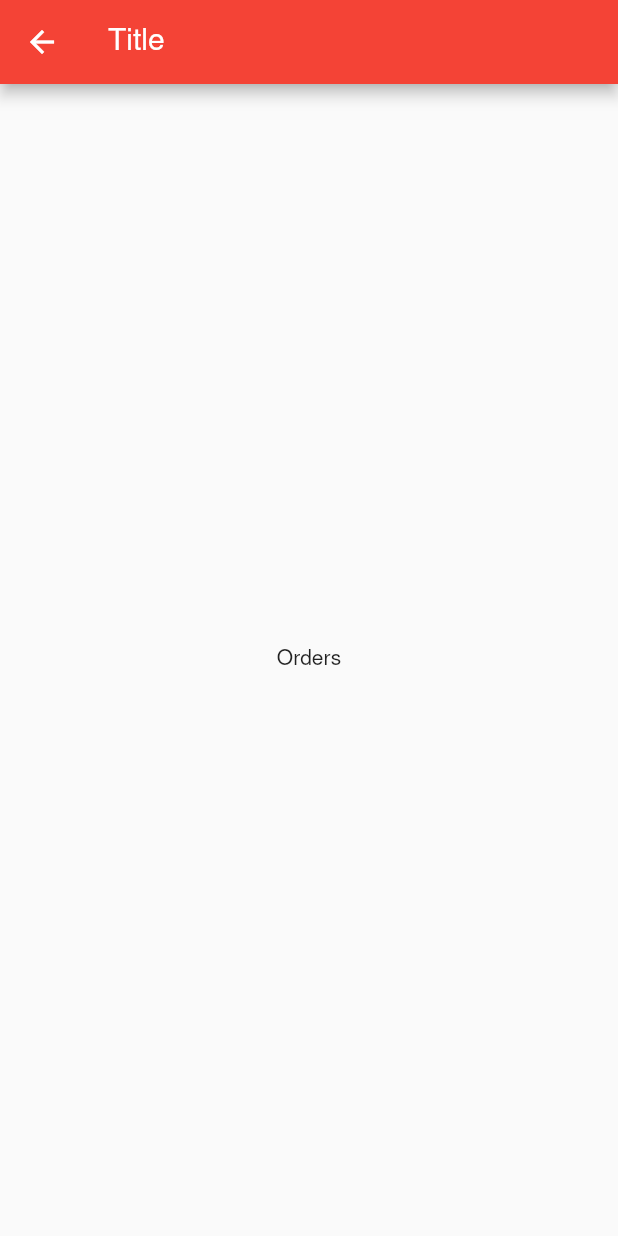
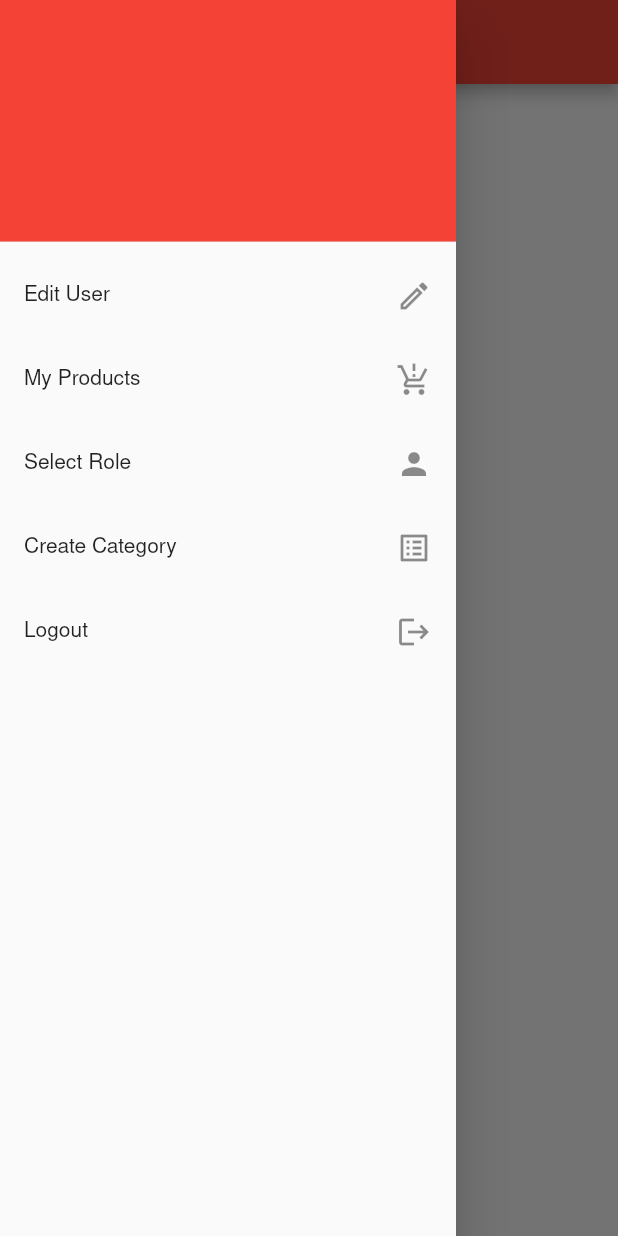
Before and after one commit to den0206/flutter-with-node.js, a Flutter app: the RestaurantOrdersScreen screen opened by its route, with the side drawer open (before the commit the screen has no drawer), on a phone screen of 412 x 824 dp. Run offline on Flutter 3.47's test engine with Material 2 defaults, Android fonts, the phone set to English and light mode, and no system bars; our stand-ins replace get, lottie, shared_preferences; accounts and stored records are empty; project files that could hold a hidden picture were left out.

```diff
--- /dev/null
+++ b/client_side/lib/src/api/category_api.dart
@@ -0,0 +1,51 @@
+import 'dart:convert';
+
+import 'package:client_side/src/api/enviroment.dart';
+import 'package:client_side/src/model/response.dart';
+import 'package:http/http.dart' as http;
+
+import 'package:client_side/src/service/auth_service.dart';
+
+class CategoryAPI {
+  String _url = Enviroment.host;
+  String _api = "/api/category";
+
+  String? get token {
+    final user = AuthService.to.user;
+    if (user == null || user.sessionToken == null) {
+      return null;
+    }
+
+    return "JWT ${user.sessionToken}";
+  }
+
+  Future<ResponseAPI?> create(Map<String, dynamic> category) async {
+    try {
+      if (token == null) {
+        throw "No Token";
+      }
+      Uri uri = Uri.http(_url, "$_api/create");
+      String bodyParams = json.encode(category);
+
+      Map<String, String> headers = {
+        "Content-type": "application/json",
+        "Authorization": token!,
+      };
+
+      final res = await http.post(uri, headers: headers, body: bodyParams);
+
+      if (res.statusCode == 401) {
+        print("No Auth");
+      }
+      final data = json.decode(res.body);
+
+      ResponseAPI responseAPI = ResponseAPI.fromMap(data);
+      print(responseAPI);
+
+      return responseAPI;
+    } catch (e) {
+      print(e);
+      return null;
+    }
+  }
+}
--- /dev/null
+++ b/client_side/lib/src/model/category.dart
@@ -0,0 +1,29 @@
+import 'dart:convert';
+
+Category roleFromJson(String str) => Category.fromJson(json.decode(str));
+
+String roleToJson(Category data) => json.encode(data.toJson());
+
+class Category {
+  Category({
+    required this.id,
+    required this.name,
+    required this.description,
+  });
+
+  final String id;
+  final String name;
+  final String description;
+
+  factory Category.fromJson(Map<String, dynamic> json) => Category(
+        id: json["id"],
+        name: json["name"],
+        description: json["description"],
+      );
+
+  Map<String, dynamic> toJson() => {
+        "id": id,
+        "name": name,
+        "description": description,
+      };
+}
--- /dev/null
+++ b/client_side/lib/src/screen/main/restaurant/categoey/category_create_controller.dart
@@ -0,0 +1,35 @@
+import 'package:client_side/src/api/category_api.dart';
+import 'package:flutter/material.dart';
+import 'package:get/get_state_manager/get_state_manager.dart';
+import 'package:get/instance_manager.dart';
+
+class CategoryCrrateBinding extends Bindings {
+  @override
+  void dependencies() {
+    Get.put(CategoryCreateController());
+  }
+}
+
+class CategoryCreateController extends GetxController {
+  final TextEditingController nameController = TextEditingController();
+  final TextEditingController descriptionController = TextEditingController();
+
+  final categoryAPI = CategoryAPI();
+
+  String get _name => nameController.text;
+  String get _description => descriptionController.text;
+
+  Future<void> createCategory() async {
+    Map<String, dynamic> category = {
+      "name": _name,
+      "description": _description
+    };
+
+    final res = await categoryAPI.create(category);
+
+    if (res != null && res.status) {
+      nameController.text = "";
+      descriptionController.text = "";
+    }
+  }
+}
--- /dev/null
+++ b/client_side/lib/src/screen/main/restaurant/ordres/restaurant_order_controller.dart
@@ -0,0 +1,43 @@
+import 'package:client_side/src/model/user.dart';
+import 'package:client_side/src/screen/main/roles/roles_screen.dart';
+import 'package:client_side/src/service/auth_service.dart';
+import 'package:get/get_core/src/get_main.dart';
+import 'package:get/get_instance/src/bindings_interface.dart';
+import 'package:get/get_instance/src/extension_instance.dart';
+import 'package:get/get_navigation/src/extension_navigation.dart';
+import 'package:get/get_state_manager/src/simple/get_controllers.dart';
+
+class RestaurantOrdersBindings extends Bindings {
+  @override
+  void dependencies() {
+    Get.put(RestaurantOrdersController());
+  }
+}
+
+class RestaurantOrdersController extends GetxController {
+  User user = AuthService.to.user!;
+
+  @override
+  void onReady() async {
+    super.onReady();
+  }
+
+  @override
+  void onInit() {
+    super.onInit();
+  }
+
+  @override
+  void onClose() {
+    super.onClose();
+  }
+
+  void goToRoles() {
+    Get.offAllNamed(RolesScreen.routeName,
+        predicate: (route) => Get.currentRoute == RolesScreen.routeName);
+  }
+
+  Future<void> logout() async {
+    await AuthService.to.logout();
+  }
+}
--- a/client_side/lib/src/screen/main/restaurant/ordres/restaurant_orders_screen.dart
+++ b/client_side/lib/src/screen/main/restaurant/ordres/restaurant_orders_screen.dart
@@ -1,17 +1,102 @@
+import 'package:client_side/src/screen/main/client/edit/client_edit_screen.dart';
+import 'package:client_side/src/screen/main/restaurant/categoey/category_create_screen.dart';
+import 'package:client_side/src/screen/main/restaurant/ordres/restaurant_order_controller.dart';
 import 'package:flutter/material.dart';
+import 'package:get/get_core/src/get_main.dart';
+import 'package:get/get_navigation/src/extension_navigation.dart';
+import 'package:get/get_state_manager/src/simple/get_view.dart';
 
-class RestaurantOrdersScreen extends StatelessWidget {
+class RestaurantOrdersScreen extends GetView<RestaurantOrdersController> {
   const RestaurantOrdersScreen({Key? key}) : super(key: key);
   static const routeName = '/restaurant_orders';
 
   @override
   Widget build(BuildContext context) {
     return Scaffold(
-      appBar: AppBar(
-        title: const Text('Title'),
+      appBar: AppBar(),
+      drawer: Drawer(
+        child: ListView(
+          padding: EdgeInsets.zero,
+          children: [
+            DrawerHeader(
+              decoration: BoxDecoration(color: Colors.red),
+              child: Column(
+                crossAxisAlignment: CrossAxisAlignment.start,
+                children: [
+                  Text(
+                    controller.user.name,
+                    style: TextStyle(
+                      fontSize: 18,
+                      fontWeight: FontWeight.bold,
+                      color: Colors.white,
+                    ),
+                    maxLines: 1,
+                  ),
+                  Text(
+                    controller.user.email,
+                    style: TextStyle(
+                      fontSize: 13,
+                      fontWeight: FontWeight.bold,
+                      color: Colors.grey[300],
+                      fontStyle: FontStyle.italic,
+                    ),
+                    maxLines: 1,
+                  ),
+                  Container(
+                    height: 60,
+                    margin: EdgeInsets.only(top: 10),
+                    child: FadeInImage(
+                      image: AssetImage("assets/images/no-image.png"),
+                      fit: BoxFit.contain,
+                      fadeInDuration: Duration(milliseconds: 50),
+                      placeholder: AssetImage("assets/images/no-image.png"),
+                    ),
+                  )
+                ],
+              ),
+            ),
+            ListTile(
+              title: Text("Edit User"),
+              trailing: Icon(Icons.edit_outlined),
+              onTap: () {
+                Get.toNamed(ClientEditScreen.routeName);
+              },
+            ),
+            ListTile(
+              title: Text("My Products"),
+              trailing: Icon(Icons.production_quantity_limits),
+            ),
+            ListTile(
+              title: Text("Select Role"),
+              trailing: Icon(Icons.person),
+              onTap: () {
+                controller.goToRoles();
+              },
+            ),
+            ListTile(
+              title: Text("Create Category"),
+              trailing: Icon(Icons.list_alt),
+              onTap: () {
+                Get.toNamed(CategoryCreateScreen.routeName);
+              },
+            ),
+            ListTile(
+              title: Text("Logout"),
+              trailing: Icon(Icons.logout),
+              onTap: () {
+                controller.logout();
+              },
+            ),
+          ],
+        ),
       ),
       body: Center(
-        child: Text("Orders"),
+        child: ElevatedButton(
+          child: Text("Clear Token"),
+          onPressed: () {
+            controller.logout();
+          },
+        ),
       ),
     );
   }
--- a/client_side/pubspec.yaml
+++ b/client_side/pubspec.yaml
@@ -17,6 +17,7 @@ dependencies:
   lottie: ^1.2.1
   http: ^0.13.4
   shared_preferences: ^2.0.9
+  flutter_masked_text: ^0.8.0
 
 dev_dependencies:
   flutter_test:
```
Also changed, not shown: client_side/lib/main.dart (+9 -0 lines), client_side/lib/src/screen/main/restaurant/categoey/category_create_screen.dart (added, +51 -0 lines), client_side/lib/src/screen/main/restaurant/categoey/product/product_create_screen.dart (added, +144 -0 lines), client_side/lib/src/screen/widget/custom_textfield.dart (+46 -0 lines), client_side/lib/src/utils/validations.dart (+8 -0 lines), client_side/pubspec.lock, 9 other files.
